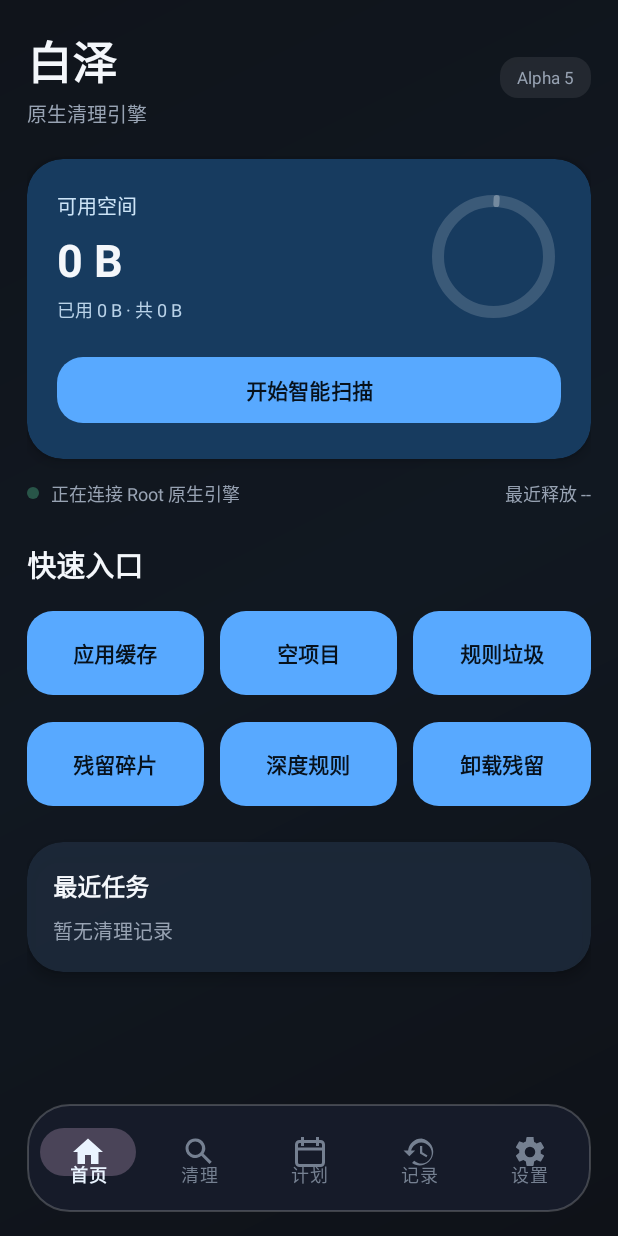
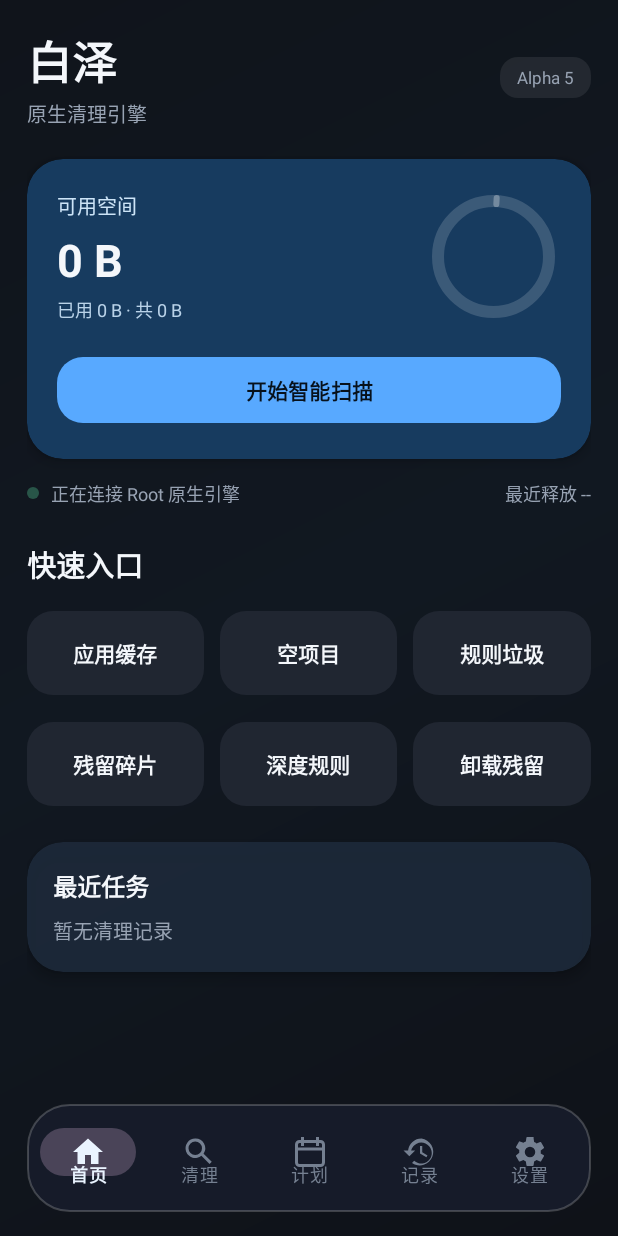
Before and after one commit to xgl34222220-ops/BaiZe, an Android app: the screen it shows after launch (DashboardActivity), on a phone screen of 412 x 824 dp. Run offline under Robolectric (Android 15) with nearby library versions, the light colour scheme and no system bars; libraries missing offline, so code that uses them is left out: com.topjohnwu.superuser; 4 statements that could not run were skipped.

Commit message:
Add neutral tonal shortcut button style

```diff
--- a/v2/app/src/main/res/values/themes.xml
+++ b/v2/app/src/main/res/values/themes.xml
@@ -35,6 +35,15 @@
         <item name="android:textStyle">bold</item>
     </style>
 
+    <style name="Widget.Material3.Button.FilledTonalButton" parent="Widget.Material3.Button">
+        <item name="backgroundTint">@color/baize_surface_high</item>
+        <item name="android:textColor">@color/baize_text_primary</item>
+        <item name="cornerRadius">17dp</item>
+        <item name="android:textAllCaps">false</item>
+        <item name="android:textStyle">bold</item>
+        <item name="android:stateListAnimator">@null</item>
+    </style>
+
     <style name="Widget.BaiZe.Button.Outlined" parent="Widget.Material3.Button.OutlinedButton">
         <item name="cornerRadius">17dp</item>
         <item name="android:minHeight">50dp</item>
```
